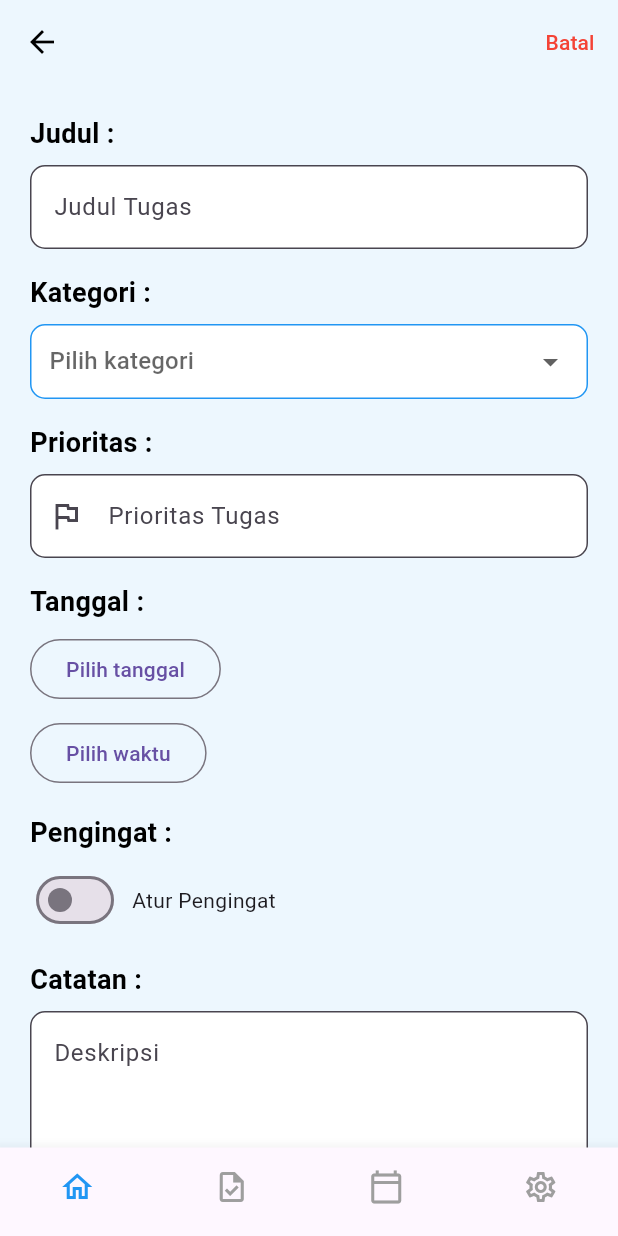
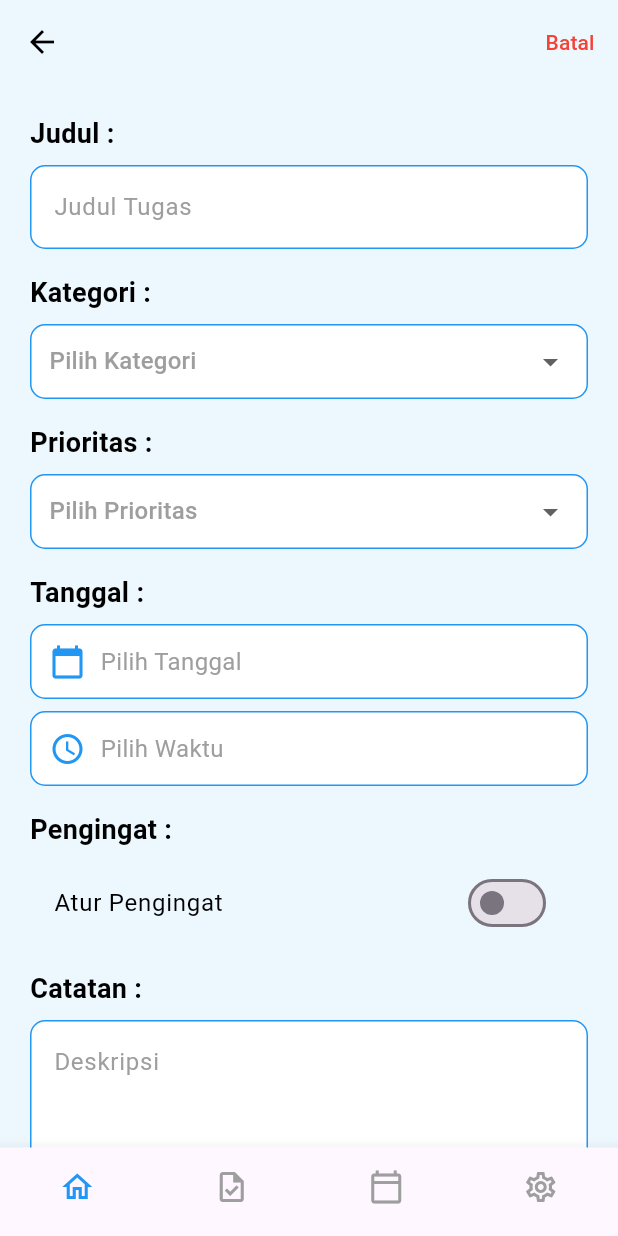
Before and after one commit to RizmaAgustin/FE-Dailist, a Flutter app: the AddTaskScreen screen opened directly, on a phone screen of 412 x 824 dp. Run offline on Flutter 3.47's test engine with Material 3 defaults, Android fonts, the phone set to English and light mode, and no system bars; our stand-ins replace shared_preferences; accounts and stored records are empty.

```diff
--- a/lib/screen/add_task.dart
+++ b/lib/screen/add_task.dart
@@ -18,10 +18,10 @@ class _AddTaskScreenState extends State<AddTaskScreen> {
   final _formKey = GlobalKey<FormState>();
 
   final _judulController = TextEditingController();
-  final _prioritasController = TextEditingController();
   final _catatanController = TextEditingController();
 
   String? _kategori;
+  String? _prioritas; // Ubah controller jadi String? untuk dropdown
   DateTime? _tanggal;
   TimeOfDay? _waktu;
   bool _aturPengingat = false;
@@ -68,7 +68,7 @@ class _AddTaskScreenState extends State<AddTaskScreen> {
       'title': _judulController.text,
       'description': _catatanController.text,
       'category': _kategori ?? '',
-      'priority': _prioritasController.text,
+      'priority': _prioritas ?? '',
       'deadline': DateFormat('yyyy-MM-dd HH:mm:ss').format(deadline),
       'reminder': _aturPengingat ? '1' : '0',
     };
@@ -97,12 +97,13 @@ class _AddTaskScreenState extends State<AddTaskScreen> {
   void _submit() async {
     if (!_formKey.currentState!.validate() ||
         _kategori == null ||
+        _prioritas == null ||
         _tanggal == null ||
         _waktu == null) {
       ScaffoldMessenger.of(context).showSnackBar(
         const SnackBar(
           content: Text(
-            'Harap isi semua field dan pilih kategori, tanggal, dan waktu.',
+            'Harap isi semua field dan pilih kategori, prioritas, tanggal, dan waktu.',
           ),
         ),
       );
@@ -143,9 +144,6 @@ class _AddTaskScreenState extends State<AddTaskScreen> {
     );
     if (picked != null) setState(() => _waktu = picked);
   }
-
-  // ... kode widget build, _buildLabel, _buildTextField, _buildDropdown, _buildDatePicker,
-  // _buildTimePicker, _buildReminder tetap sama seperti sebelumnya ...
 
   Widget _buildSaveButton() {
     return Row(
@@ -216,18 +214,12 @@ class _AddTaskScreenState extends State<AddTaskScreen> {
               const SizedBox(height: 16),
               _buildLabel('Kategori :', textColor),
               const SizedBox(height: 8),
-              _buildDropdown(inputColor, borderColor),
+              _buildDropdownKategori(inputColor, borderColor),
 
               const SizedBox(height: 16),
               _buildLabel('Prioritas :', textColor),
               const SizedBox(height: 8),
-              _buildTextField(
-                _prioritasController,
-                'Prioritas Tugas',
-                inputColor,
-                borderColor,
-                icon: Icons.flag_outlined,
-              ),
+              _buildDropdownPrioritas(inputColor, borderColor),
 
               const SizedBox(height: 16),
               _buildLabel('Tanggal :', textColor),
@@ -294,29 +286,45 @@ class _AddTaskScreenState extends State<AddTaskScreen> {
     String hintText,
     Color fillColor,
     Color borderColor, {
-    IconData? icon,
     int maxLines = 1,
   }) {
+    final isDark = Theme.of(context).brightness == Brightness.dark;
+    final hintTextColor = isDark ? Colors.grey[400] : Colors.grey;
+    final inputTextColor = isDark ? Colors.white : Colors.black;
+
     return TextFormField(
       controller: controller,
       maxLines: maxLines,
+      style: TextStyle(color: inputTextColor), // Set text color
       validator:
           (value) =>
               value == null || value.isEmpty ? 'Tidak boleh kosong' : null,
       decoration: InputDecoration(
-        prefixIcon: icon != null ? Icon(icon) : null,
         hintText: hintText,
+        hintStyle: TextStyle(color: hintTextColor), // Set hint text color
         filled: true,
         fillColor: fillColor,
         border: OutlineInputBorder(
           borderRadius: BorderRadius.circular(10),
           borderSide: BorderSide(color: borderColor),
         ),
+        enabledBorder: OutlineInputBorder(
+          borderRadius: BorderRadius.circular(10),
+          borderSide: BorderSide(color: borderColor),
+        ),
+        focusedBorder: OutlineInputBorder(
+          borderRadius: BorderRadius.circular(10),
+          borderSide: BorderSide(color: Colors.blue, width: 2),
+        ),
       ),
     );
   }
 
-  Widget _buildDropdown(Color fillColor, Color borderColor) {
+  Widget _buildDropdownKategori(Color fillColor, Color borderColor) {
+    final isDark = Theme.of(context).brightness == Brightness.dark;
+    final hintTextColor = isDark ? Colors.grey[400] : Colors.grey;
+    final itemTextColor = isDark ? Colors.white : Colors.black;
+
     return Container(
       padding: const EdgeInsets.symmetric(horizontal: 12),
       decoration: BoxDecoration(
@@ -328,46 +336,143 @@ class _AddTaskScreenState extends State<AddTaskScreen> {
         child: DropdownButton<String>(
           value: _kategori,
           isExpanded: true,
-          hint: const Text('Pilih kategori'),
-          items: const [
-            DropdownMenuItem(value: 'Kuliah', child: Text('Kuliah')),
-            DropdownMenuItem(value: 'Kerja', child: Text('Kerja')),
-            DropdownMenuItem(value: 'Pribadi', child: Text('Pribadi')),
+          hint: Text('Pilih Kategori', style: TextStyle(color: hintTextColor)),
+          items: [
+            DropdownMenuItem(
+              value: 'Kerja',
+              child: Text('Kerja', style: TextStyle(color: itemTextColor)),
+            ),
+            DropdownMenuItem(
+              value: 'Pribadi',
+              child: Text('Pribadi', style: TextStyle(color: itemTextColor)),
+            ),
+            DropdownMenuItem(
+              value: 'Belajar',
+              child: Text('Belajar', style: TextStyle(color: itemTextColor)),
+            ),
           ],
           onChanged: (val) => setState(() => _kategori = val),
+          dropdownColor: fillColor, // Background color of the dropdown menu
+        ),
+      ),
+    );
+  }
+
+  Widget _buildDropdownPrioritas(Color fillColor, Color borderColor) {
+    final isDark = Theme.of(context).brightness == Brightness.dark;
+    final hintTextColor = isDark ? Colors.grey[400] : Colors.grey;
+    final itemTextColor = isDark ? Colors.white : Colors.black;
+
+    return Container(
+      padding: const EdgeInsets.symmetric(horizontal: 12),
+      decoration: BoxDecoration(
+        color: fillColor,
+        borderRadius: BorderRadius.circular(10),
+        border: Border.all(color: borderColor),
+      ),
+      child: DropdownButtonHideUnderline(
+        child: DropdownButton<String>(
+          value: _prioritas,
+          isExpanded: true,
+          hint: Text('Pilih Prioritas', style: TextStyle(color: hintTextColor)),
+          items: [
+            DropdownMenuItem(
+              value: 'Rendah',
+              child: Text('Rendah', style: TextStyle(color: itemTextColor)),
+            ),
+            DropdownMenuItem(
+              value: 'Sedang',
+              child: Text('Sedang', style: TextStyle(color: itemTextColor)),
+            ),
+            DropdownMenuItem(
+              value: 'Tinggi',
+              child: Text('Tinggi', style: TextStyle(color: itemTextColor)),
+            ),
+          ],
+          onChanged: (val) => setState(() => _prioritas = val),
+          dropdownColor: fillColor, // Background color of the dropdown menu
         ),
       ),
     );
   }
 
   Widget _buildDatePicker() {
-    return OutlinedButton(
-      onPressed: () => _pilihTanggal(context),
-      child: Text(
-        _tanggal == null
-            ? 'Pilih tanggal'
-            : DateFormat('dd-MM-yyyy').format(_tanggal!),
+    final isDark = Theme.of(context).brightness == Brightness.dark;
+    final inputColor = isDark ? Colors.grey[800]! : Colors.white;
+    final textColor = isDark ? Colors.white : Colors.black;
+    final hintTextColor = isDark ? Colors.grey[400] : Colors.grey;
+
+    return GestureDetector(
+      onTap: () => _pilihTanggal(context),
+      child: Container(
+        height: 50,
+        padding: const EdgeInsets.symmetric(horizontal: 12),
+        alignment: Alignment.centerLeft,
+        decoration: BoxDecoration(
+          borderRadius: BorderRadius.circular(10),
+          border: Border.all(color: Colors.blue),
+          color: inputColor,
+        ),
+        child: Row(
+          children: [
+            const Icon(Icons.calendar_today, color: Colors.blue),
+            const SizedBox(width: 10),
+            Text(
+              _tanggal == null
+                  ? 'Pilih Tanggal'
+                  : DateFormat('yyyy-MM-dd').format(_tanggal!),
+              style: TextStyle(
+                fontSize: 16,
+                color: _tanggal == null ? hintTextColor : textColor,
+              ),
+            ),
+          ],
+        ),
       ),
     );
   }
 
   Widget _buildTimePicker() {
-    return OutlinedButton(
-      onPressed: () => _pilihWaktu(context),
-      child: Text(_waktu == null ? 'Pilih waktu' : _waktu!.format(context)),
+    final isDark = Theme.of(context).brightness == Brightness.dark;
+    final inputColor = isDark ? Colors.grey[800]! : Colors.white;
+    final textColor = isDark ? Colors.white : Colors.black;
+    final hintTextColor = isDark ? Colors.grey[400] : Colors.grey;
+
+    return GestureDetector(
+      onTap: () => _pilihWaktu(context),
+      child: Container(
+        height: 50,
+        padding: const EdgeInsets.symmetric(horizontal: 12),
+        alignment: Alignment.centerLeft,
+        decoration: BoxDecoration(
+          borderRadius: BorderRadius.circular(10),
+          border: Border.all(color: Colors.blue),
+          color: inputColor,
+        ),
+        child: Row(
+          children: [
+            const Icon(Icons.access_time, color: Colors.blue),
+            const SizedBox(width: 10),
+            Text(
+              _waktu == null ? 'Pilih Waktu' : _waktu!.format(context),
+              style: TextStyle(
+                fontSize: 16,
+                color: _waktu == null ? hintTextColor : textColor,
+              ),
+            ),
+          ],
+        ),
+      ),
     );
   }
 
   Widget _buildReminder() {
-    return Row(
-      children: [
-        Switch(
-          value: _aturPengingat,
-          onChanged: (val) => setState(() => _aturPengingat = val),
-        ),
-        const SizedBox(width: 8),
-        const Text('Atur Pengingat'),
-      ],
+    final isDark = Theme.of(context).brightness == Brightness.dark;
+    final textColor = isDark ? Colors.white : Colors.black;
+    return SwitchListTile(
+      title: Text('Atur Pengingat', style: TextStyle(color: textColor)),
+      value: _aturPengingat,
+      onChanged: (val) => setState(() => _aturPengingat = val),
     );
   }
 }
--- a/lib/screen/all_task.dart
+++ b/lib/screen/all_task.dart
@@ -128,7 +128,9 @@ class _AllTasksContentState extends State<_AllTasksContent> {
       errorMessage = '';
     });
 
-    final url = Uri.parse('http://127.0.0.1:8000/api/tasks');
+    final url = Uri.parse(
+      'http://127.0.0.1:8000/api/tasks?email=rizmaagustin66@gmail.com',
+    );
 
     final token = await getToken();
 
```
